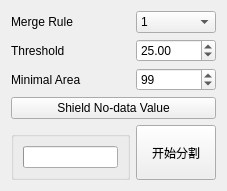
Old version of the form Plugins/Segmentation/MSTMethod/formmst.ui in the repository chenguanzhou/CDTStudio.
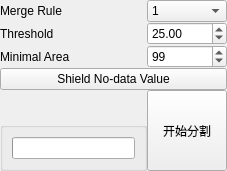
New version of the form.

```diff
--- a/Plugins/Segmentation/MSTMethod/formmst.ui
+++ b/Plugins/Segmentation/MSTMethod/formmst.ui
@@ -14,6 +14,21 @@
    <string>Form</string>
   </property>
   <layout class="QGridLayout" name="gridLayout">
+   <property name="leftMargin">
+    <number>0</number>
+   </property>
+   <property name="topMargin">
+    <number>0</number>
+   </property>
+   <property name="rightMargin">
+    <number>0</number>
+   </property>
+   <property name="bottomMargin">
+    <number>0</number>
+   </property>
+   <property name="spacing">
+    <number>0</number>
+   </property>
    <item row="6" column="0">
     <widget class="QGroupBox" name="groupBox">
      <layout class="QVBoxLayout" name="verticalLayout">
```
